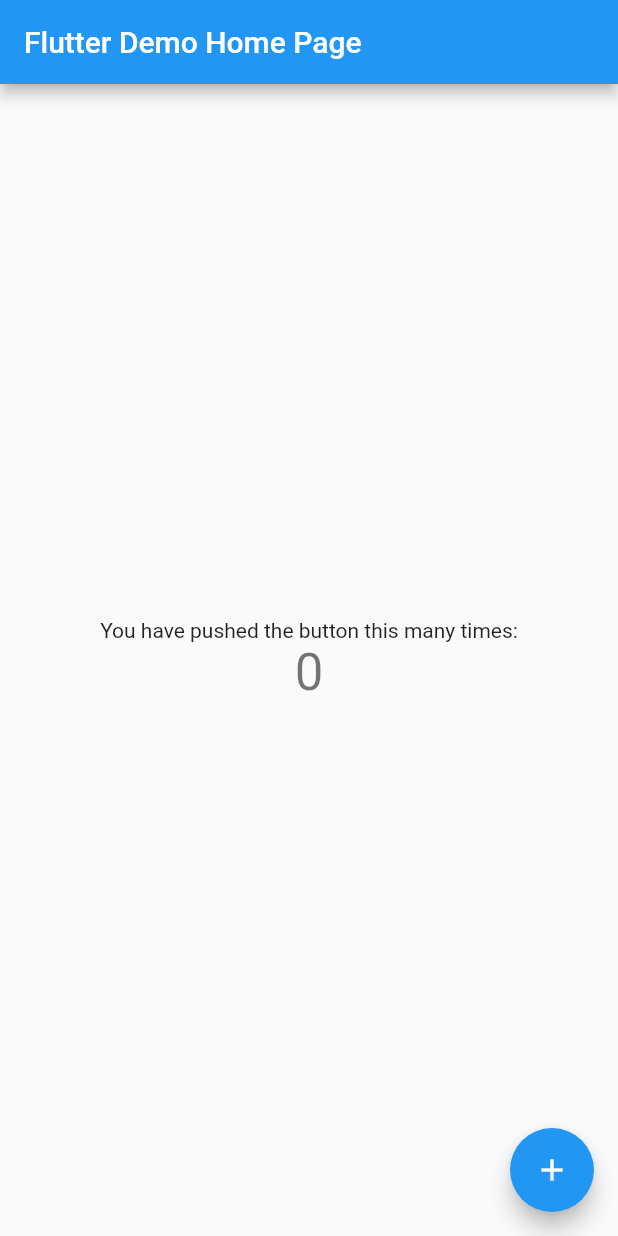
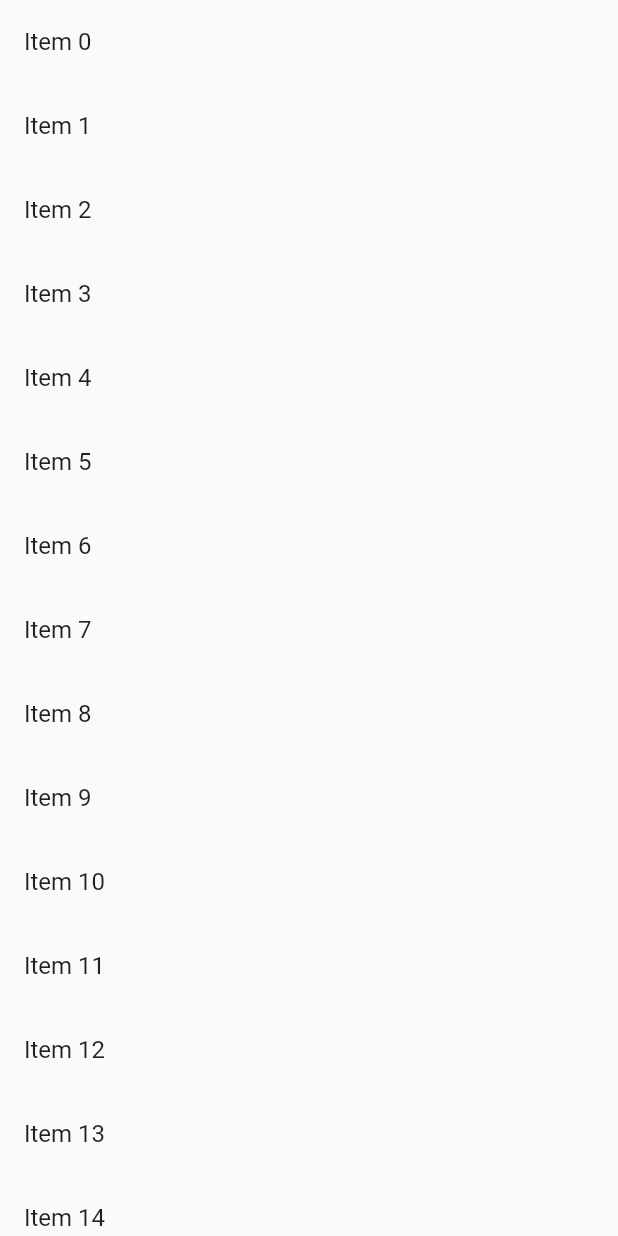
Before and after one commit to Sae-Eng/dismissible_example, a Flutter app: the screen it shows after launch, on a phone screen of 412 x 824 dp. Run offline on Flutter 3.47's test engine with Material 2 defaults, Android fonts, the phone set to English and light mode, and no system bars.

Commit message:
add: dismissible page

```diff
--- /dev/null
+++ b/lib/dismissible_page.dart
@@ -0,0 +1,68 @@
+import 'package:flutter/material.dart';
+
+class DismissibleExample extends StatefulWidget {
+  const DismissibleExample({Key? key}) : super(key: key);
+
+  @override
+  State<DismissibleExample> createState() => _DismissibleExampleState();
+}
+
+class _DismissibleExampleState extends State<DismissibleExample> {
+  // 表示するリストアイテムを作成
+  List<int> items = List<int>.generate(100, (index) => index);
+
+  @override
+  Widget build(BuildContext context) {
+    return Scaffold(
+      body: ListView.builder(
+        itemBuilder: (BuildContext context, int index) {
+          return Dismissible(
+            // background: 第1背景
+            // ・backgroundのみ指定 → 両スワイプ時の背景
+            // ・secondaryBackgroundも指定 → 右スワイプ時の背景
+            background: Container(
+              color: Colors.greenAccent,
+              child: const Align(
+                  alignment: Alignment.centerLeft, child: Icon(Icons.check)),
+            ),
+
+            // secondaryBackground: 第2背景
+            // ・左スワイプ時の背景
+            secondaryBackground: Container(
+              color: Colors.red,
+              child: const Align(
+                  alignment: Alignment.centerRight, child: Icon(Icons.delete)),
+            ),
+
+            // onDismissed: ウィジェットが閉じられたときに呼び出される
+            onDismissed: (DismissDirection direction) {
+              // DismissDirection.startToEnd → 右スワイプ背景
+              if (direction == DismissDirection.startToEnd) {
+                ScaffoldMessenger.of(context)
+                    .showSnackBar(const SnackBar(content: Text('COMPLETE!')));
+              }
+
+              // DismissDirection.endToStart → 左スワイプ背景
+              if (direction == DismissDirection.endToStart) {
+                ScaffoldMessenger.of(context)
+                    .showSnackBar(const SnackBar(content: Text('DELETE!')));
+              }
+
+              setState(() {
+                items.removeAt(index);
+              });
+            },
+
+            // key: 表示するリストアイテムにキーを付与し、正常にアイテムが置き換わるようにする
+            key: ValueKey<int>(items[index]),
+
+            // child: 表示するリストアイテム
+            child: ListTile(
+              title: Text('Item ${items[index]}'),
+            ),
+          );
+        },
+      ),
+    );
+  }
+}
--- a/lib/main.dart
+++ b/lib/main.dart
@@ -1,4 +1,6 @@
 import 'package:flutter/material.dart';
+
+import 'dismissible_page.dart';
 
 void main() {
   runApp(const MyApp());
@@ -10,58 +12,11 @@ class MyApp extends StatelessWidget {
   @override
   Widget build(BuildContext context) {
     return MaterialApp(
-      title: 'Flutter Demo',
+      title: 'Dismissible Example',
       theme: ThemeData(
         primarySwatch: Colors.blue,
       ),
-      home: const MyHomePage(title: 'Flutter Demo Home Page'),
+      home: const DismissibleExample(),
     );
   }
 }
-
-class MyHomePage extends StatefulWidget {
-  const MyHomePage({super.key, required this.title});
-
-  final String title;
-
-  @override
-  State<MyHomePage> createState() => _MyHomePageState();
-}
-
-class _MyHomePageState extends State<MyHomePage> {
-  int _counter = 0;
-
-  void _incrementCounter() {
-    setState(() {
-      _counter++;
-    });
-  }
-
-  @override
-  Widget build(BuildContext context) {
-    return Scaffold(
-      appBar: AppBar(
-        title: Text(widget.title),
-      ),
-      body: Center(
-        child: Column(
-          mainAxisAlignment: MainAxisAlignment.center,
-          children: <Widget>[
-            const Text(
-              'You have pushed the button this many times:',
-            ),
-            Text(
-              '$_counter',
-              style: Theme.of(context).textTheme.headline4,
-            ),
-          ],
-        ),
-      ),
-      floatingActionButton: FloatingActionButton(
-        onPressed: _incrementCounter,
-        tooltip: 'Increment',
-        child: const Icon(Icons.add),
-      ),
-    );
-  }
-}
```
